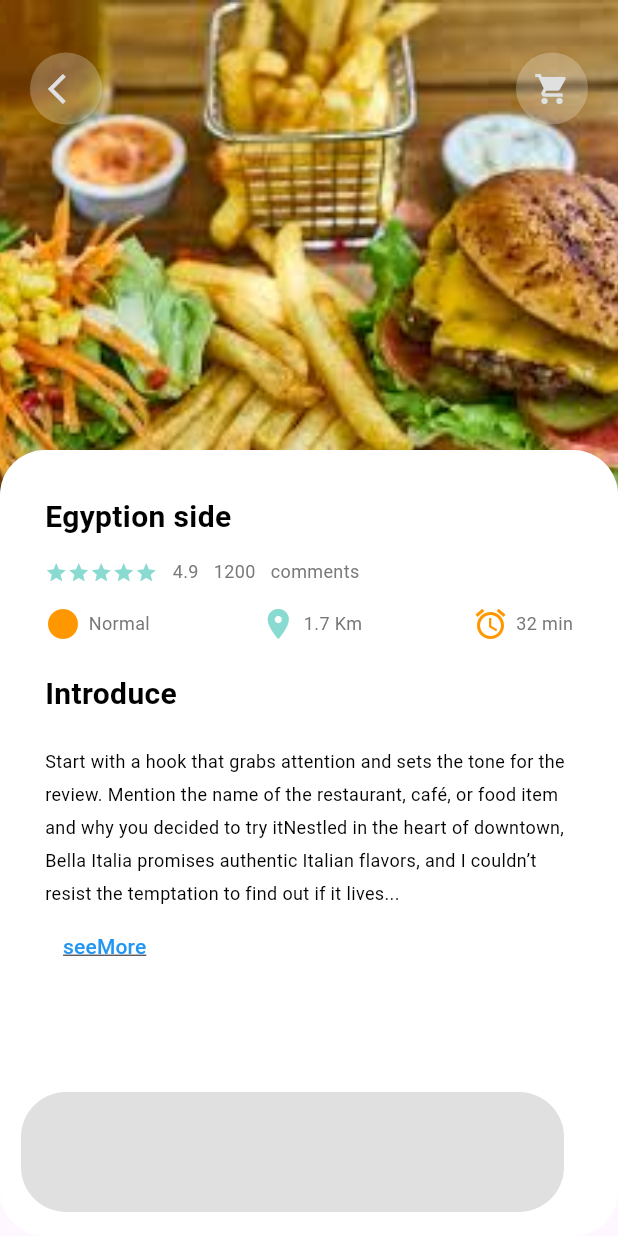
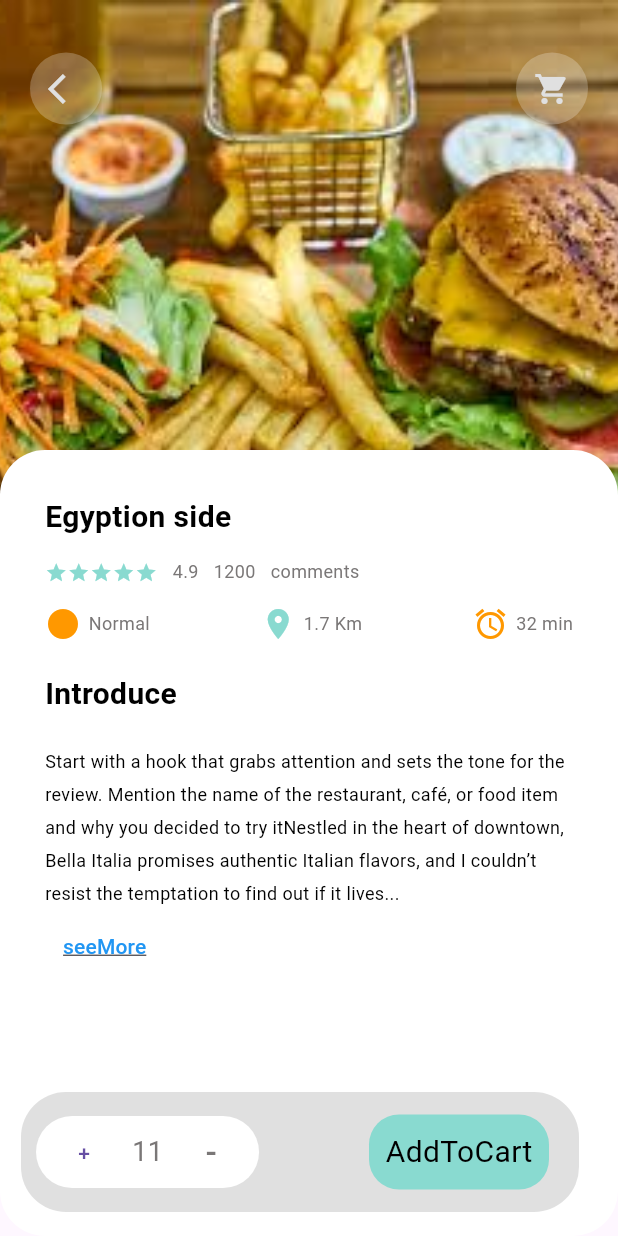
Before and after one commit to alilotfy4321/food_delevry_app, a Flutter app: the SelectedListItem screen opened directly, on a phone screen of 412 x 824 dp. Run offline on Flutter 3.47's test engine with Material 3 defaults, Android fonts, the phone set to English and light mode, and no system bars; our stand-ins replace flutter_bloc, smooth_page_indicator.

Commit message:
update item selected

```diff
--- a/lib/view/home_page/selected_list_item/selected_list_item.dart
+++ b/lib/view/home_page/selected_list_item/selected_list_item.dart
@@ -1,5 +1,8 @@
 import 'package:flutter/material.dart';
 import 'package:flutter_bloc/flutter_bloc.dart';
+import 'package:food_delevry_app/shared_in_app/app_colors.dart';
+import 'package:food_delevry_app/shared_in_app/custom_widget/custom_text/big_text.dart';
+import 'package:food_delevry_app/shared_in_app/custom_widget/custom_text/small_text.dart';
 import 'package:food_delevry_app/view/home_page/selected_list_item/selected_list_item_details.dart';
 
 import '../../../contraller/food_delevry/food_delevry_cubit.dart';
@@ -34,14 +37,18 @@ class SelectedListItem extends StatelessWidget {
               ),
               //---------------2
               Container(
-                margin: EdgeInsets.only(top: screenH / (screenH / 35), left:screenW / (screenW / 20), right: screenW / (screenW / 20)),
+                margin: EdgeInsets.only(
+                    top: screenH / (screenH / 35),
+                    left: screenW / (screenW / 20),
+                    right: screenW / (screenW / 20)),
                 child: Row(
                   mainAxisAlignment: MainAxisAlignment.spaceBetween,
                   children: [
                     Container(
                       decoration: BoxDecoration(
                         color: Colors.white24,
-                        borderRadius: BorderRadius.circular(screenH / (screenH / 25)),
+                        borderRadius:
+                            BorderRadius.circular(screenH / (screenH / 25)),
                       ),
                       child: IconButton(
                           onPressed: () {
@@ -55,7 +62,8 @@ class SelectedListItem extends StatelessWidget {
                     Container(
                       decoration: BoxDecoration(
                         color: Colors.white24,
-                        borderRadius: BorderRadius.circular(screenH / (screenH / 25)),
+                        borderRadius:
+                            BorderRadius.circular(screenH / (screenH / 25)),
                       ),
                       child: IconButton(
                           onPressed: () {},
@@ -69,25 +77,82 @@ class SelectedListItem extends StatelessWidget {
               ),
               //--------3--------------------------
               Container(
-                margin: EdgeInsets.only(top: 300, left: 0, right: 0),
-                padding: EdgeInsets.all(30),
+                margin: EdgeInsets.only(
+                    top: screenH / (screenH / 300), left: 0, right: 0),
+                padding: EdgeInsets.all(screenW / (screenW / 30)),
                 decoration: BoxDecoration(
-                  borderRadius: BorderRadius.circular(30),
+                  borderRadius: BorderRadius.circular(screenH / (screenH / 30)),
                   color: Colors.white,
                 ),
                 child: SelectedListItemDetails(screenH, screenW, cubit),
               ),
               //---------------------------4
-
             ],
           ),
           floatingActionButton: Container(
-            margin: EdgeInsets.only(bottom: 0,left: 30,right: 20),
+            margin: EdgeInsets.only(
+                bottom: 0,
+                left: screenH / (screenH / 30),
+                right: screenH / (screenH / 10)),
             decoration: BoxDecoration(
               color: Colors.grey[300],
-              borderRadius: BorderRadius.circular(30),
+              borderRadius: BorderRadius.circular(screenH / (screenH / 30)),
             ),
             height: 80,
+            child: Row(
+              mainAxisAlignment: MainAxisAlignment.spaceBetween,
+              children: [
+                //---------------------1
+                Container(
+                  margin: EdgeInsets.only(
+                    left: screenH / (screenH / 10),
+                  ),
+                  decoration: BoxDecoration(
+                    color: Colors.white,
+                    borderRadius:
+                        BorderRadius.circular(screenH / (screenH / 30)),
+                  ),
+                  child: Row(
+                    mainAxisAlignment: MainAxisAlignment.spaceBetween,
+                    children: [
+                      TextButton(
+                        onPressed: () {},
+                        child: Text('+'),
+                      ),
+                      SmallText(
+                        text: '11',
+                        size: 18,
+                      ),
+                      TextButton(
+                        onPressed: () {},
+                        child: SmallText(
+                          text: '-',
+                          size: 22,
+                        ),
+                      ),
+                    ],
+                  ),
+                ),
+                //---------------------------2
+                InkWell(
+                  onTap: () {},
+                  child: Container(
+                    alignment: Alignment.center,
+                    height: screenH / (screenH / 50),
+                    width: screenW / (screenW / 120),
+                    margin: EdgeInsets.only(
+                        left: screenW / (screenW / 10),
+                        right: screenW / (screenW / 20)),
+                    decoration: BoxDecoration(
+                      color: AppColors.mainColor,
+                      borderRadius:
+                          BorderRadius.circular(screenH / (screenH / 20)),
+                    ),
+                    child: BigText(text: 'AddToCart', color: Colors.black),
+                  ),
+                ),
+              ],
+            ),
           ),
         );
       },
```
